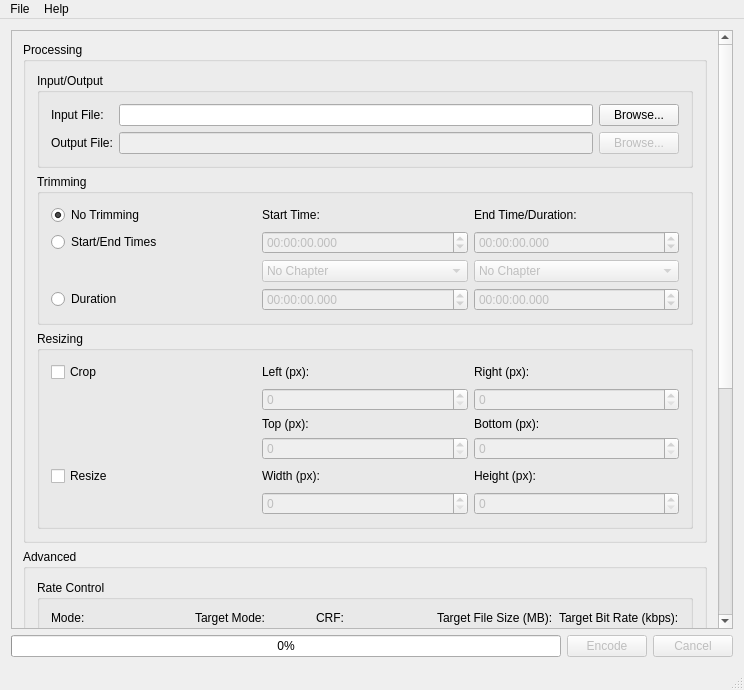
rzumer/Webbum, file mainwindow.ui: the form before one commit.
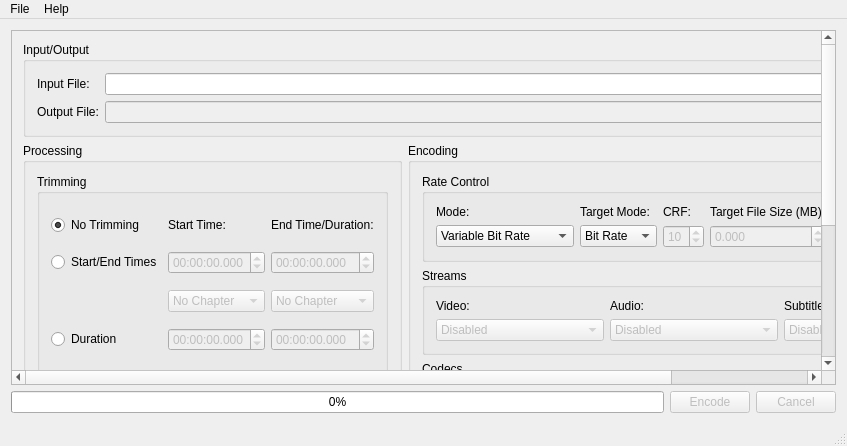
The form after the commit.

Commit message: Change UI layout to span two columns

```diff
--- a/mainwindow.ui
+++ b/mainwindow.ui
@@ -6,8 +6,8 @@
    <rect>
     <x>0</x>
     <y>0</y>
-    <width>744</width>
-    <height>690</height>
+    <width>847</width>
+    <height>446</height>
    </rect>
   </property>
   <property name="windowTitle">
@@ -69,74 +69,18 @@
        <property name="geometry">
         <rect>
          <x>0</x>
-         <y>0</y>
-         <width>711</width>
-         <height>945</height>
+         <y>-214</y>
+         <width>1113</width>
+         <height>552</height>
         </rect>
        </property>
-       <layout class="QVBoxLayout" name="verticalLayout_4">
-        <item>
+       <layout class="QGridLayout" name="gridLayout_9">
+        <item row="1" column="0">
          <widget class="QGroupBox" name="groupBox_2">
           <property name="title">
            <string>Processing</string>
           </property>
           <layout class="QVBoxLayout" name="verticalLayout_3">
-           <item>
-            <widget class="QGroupBox" name="groupBox">
-             <property name="autoFillBackground">
-              <bool>false</bool>
-             </property>
-             <property name="title">
-              <string>Input/Output</string>
-             </property>
-             <property name="flat">
-              <bool>false</bool>
-             </property>
-             <layout class="QGridLayout" name="gridLayout">
-              <item row="2" column="0">
-               <widget class="QLabel" name="label_3">
-                <property name="text">
-                 <string>Output File:</string>
-                </property>
-               </widget>
-              </item>
-              <item row="1" column="2">
-               <widget class="QPushButton" name="inputFileBrowsePushButton">
-                <property name="text">
-                 <string>Browse...</string>
-                </property>
-               </widget>
-              </item>
-              <item row="2" column="2">
-               <widget class="QPushButton" name="outputFileBrowsePushButton">
-                <property name="enabled">
-                 <bool>false</bool>
-                </property>
-                <property name="text">
-                 <string>Browse...</string>
-                </property>
-               </widget>
-              </item>
-              <item row="1" column="1">
-               <widget class="QLineEdit" name="inputFileLineEdit"/>
-              </item>
-              <item row="1" column="0">
-               <widget class="QLabel" name="label">
-                <property name="text">
-                 <string>Input File:</string>
-                </property>
-               </widget>
-              </item>
-              <item row="2" column="1">
-               <widget class="QLineEdit" name="outputFileLineEdit">
-                <property name="enabled">
-                 <bool>false</bool>
-                </property>
-               </widget>
-              </item>
-             </layout>
-            </widget>
-           </item>
            <item>
             <widget class="QGroupBox" name="groupBox_6">
              <property name="title">
@@ -468,10 +412,10 @@
           </layout>
          </widget>
         </item>
-        <item>
+        <item row="1" column="1">
          <widget class="QGroupBox" name="groupBox_3">
           <property name="title">
-           <string>Advanced</string>
+           <string>Encoding</string>
           </property>
           <layout class="QVBoxLayout" name="verticalLayout_2">
            <item>
@@ -787,6 +731,62 @@
           </layout>
          </widget>
         </item>
+        <item row="0" column="0" colspan="2">
+         <widget class="QGroupBox" name="groupBox">
+          <property name="autoFillBackground">
+           <bool>false</bool>
+          </property>
+          <property name="title">
+           <string>Input/Output</string>
+          </property>
+          <property name="flat">
+           <bool>false</bool>
+          </property>
+          <layout class="QGridLayout" name="gridLayout">
+           <item row="2" column="0">
+            <widget class="QLabel" name="label_3">
+             <property name="text">
+              <string>Output File:</string>
+             </property>
+            </widget>
+           </item>
+           <item row="1" column="2">
+            <widget class="QPushButton" name="inputFileBrowsePushButton">
+             <property name="text">
+              <string>Browse...</string>
+             </property>
+            </widget>
+           </item>
+           <item row="2" column="2">
+            <widget class="QPushButton" name="outputFileBrowsePushButton">
+             <property name="enabled">
+              <bool>false</bool>
+             </property>
+             <property name="text">
+              <string>Browse...</string>
+             </property>
+            </widget>
+           </item>
+           <item row="1" column="1">
+            <widget class="QLineEdit" name="inputFileLineEdit"/>
+           </item>
+           <item row="1" column="0">
+            <widget class="QLabel" name="label">
+             <property name="text">
+              <string>Input File:</string>
+             </property>
+            </widget>
+           </item>
+           <item row="2" column="1">
+            <widget class="QLineEdit" name="outputFileLineEdit">
+             <property name="enabled">
+              <bool>false</bool>
+             </property>
+            </widget>
+           </item>
+          </layout>
+         </widget>
+        </item>
        </layout>
       </widget>
      </widget>
@@ -798,7 +798,7 @@
     <rect>
      <x>0</x>
      <y>0</y>
-     <width>744</width>
+     <width>847</width>
      <height>21</height>
     </rect>
    </property>
```
The commit also changes 1 other file.
